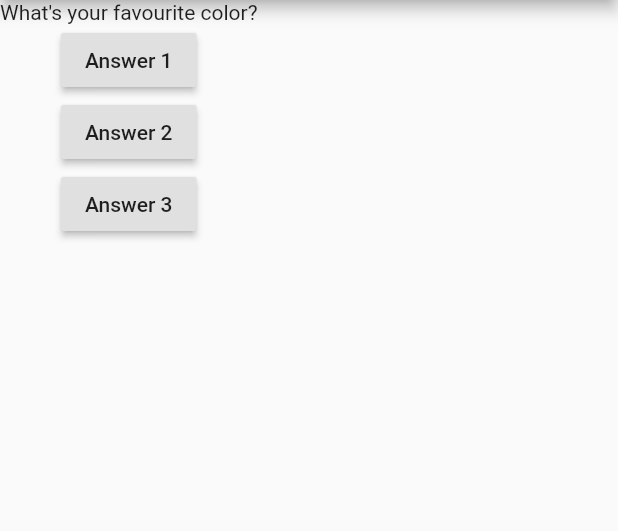
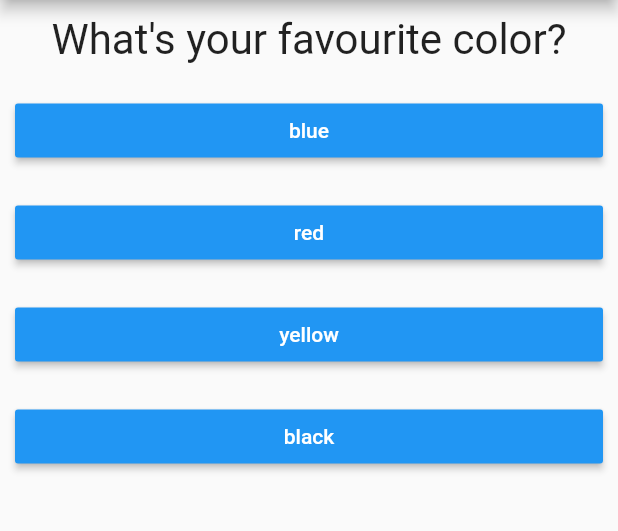
Before and after one commit to dj-neza/LearningFlutter, a Flutter app: the screen it shows after launch, on a phone screen of 412 x 824 dp, the part 84-615 px from its top. Run offline on Flutter 3.47's test engine with Material 2 defaults, Android fonts, the phone set to English and light mode, and no system bars.

Commit message:
Add more questions, use custom widgets

```diff
--- a/lib/main.dart
+++ b/lib/main.dart
@@ -1,30 +1,40 @@
 import 'package:flutter/material.dart';
+import 'question.dart';
+import 'answer.dart';
 
 void main() => runApp(QuizioApp());
 
 class QuizioApp extends StatefulWidget {
-
   @override
   State<StatefulWidget> createState() {
-    return QuizioAppState();
+    return _QuizioAppState();
   }
 }
 
-class QuizioAppState extends State<QuizioApp> {
+class _QuizioAppState extends State<QuizioApp> {
+  var _qIndex = 0;
 
-  var qIndex = 0;
-
-  void answerQuestion() {
+  void _answerQuestion() {
     setState(() {
-      qIndex = qIndex + 1;
+      _qIndex = _qIndex + 1;
     });
   }
 
   @override
   Widget build(BuildContext ctx) {
-    var questions = [
-      'What\'s your favourite color?',
-      'What\'s your favourite animal?'
+    const questions = [
+      {
+        'question': 'What\'s your favourite color?',
+        'answers': ['blue', 'red', 'yellow', 'black']
+      },
+      {
+        'question': 'What\'s your favourite animal?',
+        'answers': ['horse', 'swan', 'dog', 'cat', 'spider']
+      },
+      {
+        'question': 'Where\'s your favourite vacation?',
+        'answers': ['mountains', 'seaside', 'desert', 'city', 'cruis']
+      }
     ];
     return MaterialApp(
       home: Scaffold(
@@ -37,21 +47,12 @@ class QuizioAppState extends State<QuizioApp> {
           children: [
             // referring to lists by index (starts at 0 in Dart)
             // can also be done: questions.elementAt(0)
-            Text(questions[qIndex]),
-            RaisedButton(
-              child: Text('Answer 1'),
-              onPressed: answerQuestion,
+            Question(
+              questions[_qIndex]['question'],
             ),
-            RaisedButton(
-              child: Text('Answer 2'),
-              onPressed: answerQuestion,
-            ),
-            RaisedButton(
-              child: Text('Answer 3'),
-              onPressed: () {
-                print("lalala");
-              },
-            ),
+            ...(questions[_qIndex]['answers'] as List<String>).map((answer) {
+              return Answer(answer, _answerQuestion);
+            }).toList(),
           ],
         ),
       ),
```
